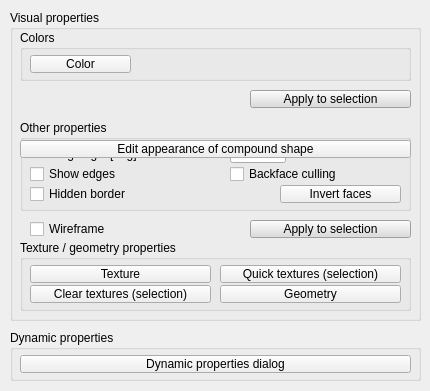
This is ui/qdlgshapes.ui in CoppeliaRobotics/coppeliaSimLib as Qt 5 draws it before an edit. The edited form follows.
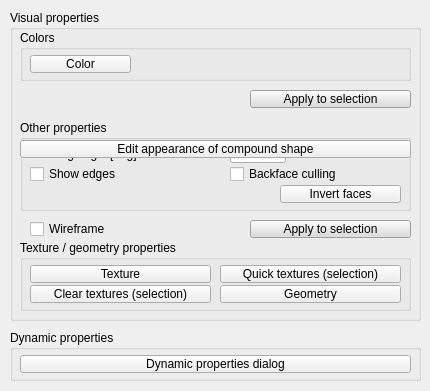
This is the edited form.

What changed in the file:
```diff
--- a/ui/qdlgshapes.ui
+++ b/ui/qdlgshapes.ui
@@ -648,22 +648,6 @@
       <string>Invert faces</string>
      </property>
     </widget>
-    <widget class="QCheckBox" name="qqHiddenBorder">
-     <property name="geometry">
-      <rect>
-       <x>10</x>
-       <y>65</y>
-       <width>111</width>
-       <height>18</height>
-      </rect>
-     </property>
-     <property name="focusPolicy">
-      <enum>Qt::StrongFocus</enum>
-     </property>
-     <property name="text">
-      <string>Hidden border</string>
-     </property>
-    </widget>
    </widget>
    <widget class="QToolButton" name="qqApplyMain">
     <property name="geometry">
```
Left out of the diff: 1 changed line with no effect on the pictures.
